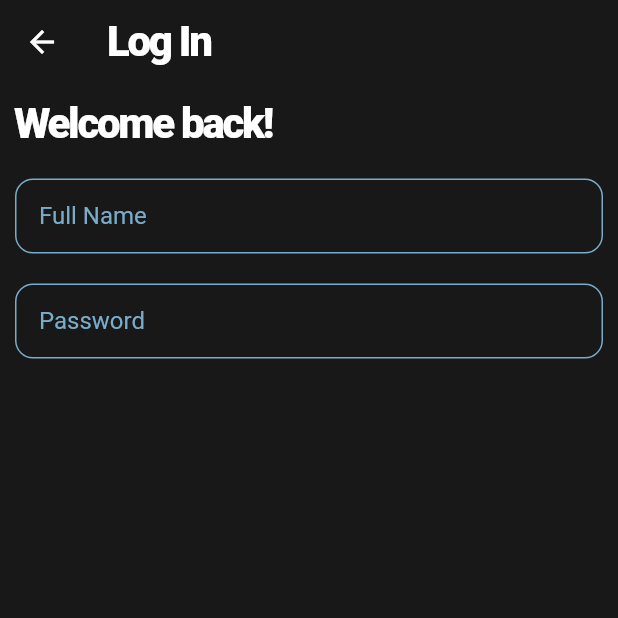
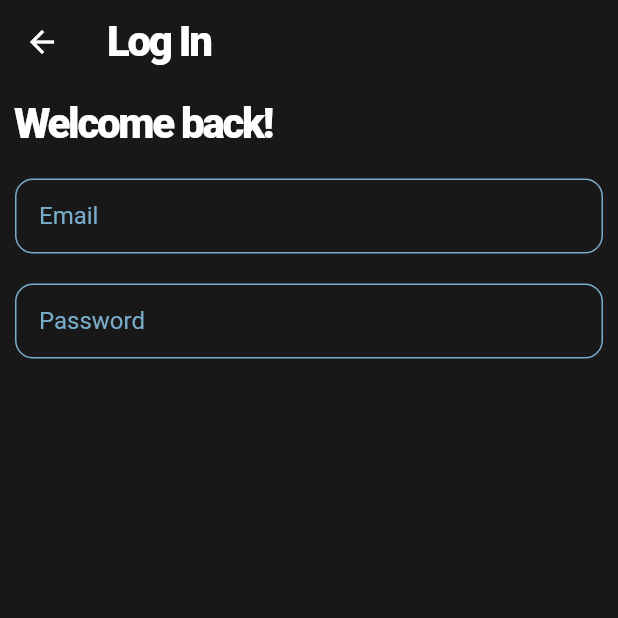
Before and after one commit to dnrm/hackathon, a Flutter app: the screen it shows after launch, after a tap on "Already have an account ?", on a phone screen of 412 x 824 dp, the top half of it. Run offline on Flutter 3.47's test engine with Material 2 defaults, Android fonts, the phone set to English and light mode, and no system bars; our stand-ins replace firebase_auth, firebase_core; accounts and stored records are empty.

Commit message:
:sparkles: Added input controllers to login page

```diff
--- a/lib/pages/welcome/login.dart
+++ b/lib/pages/welcome/login.dart
@@ -9,6 +9,14 @@ class LoginPage extends StatefulWidget {
 }
 
 class _LoginPageState extends State<LoginPage> {
+  final emailController = TextEditingController();
+  final passwordController = TextEditingController();
+
+  void _logIn() {
+    print("Email: ${emailController.text}");
+    print("Password: ${passwordController.text}");
+  }
+
   @override
   Widget build(BuildContext context) {
     return Scaffold(
@@ -51,13 +59,14 @@ class _LoginPageState extends State<LoginPage> {
                   color: const Color(0xFF78ACC9),
                 ),
               ),
-              child: const TextField(
-                style: TextStyle(
+              child: TextField(
+                controller: emailController,
+                style: const TextStyle(
                   color: Colors.white,
                 ),
-                decoration: InputDecoration(
+                decoration: const InputDecoration(
                   border: InputBorder.none,
-                  hintText: "Full Name",
+                  hintText: "Email",
                   hintStyle: TextStyle(
                     color: Color(
                       0xFF78ACC9,
@@ -78,11 +87,12 @@ class _LoginPageState extends State<LoginPage> {
                   color: const Color(0xFF78ACC9),
                 ),
               ),
-              child: const TextField(
-                style: TextStyle(
+              child: TextField(
+                controller: passwordController,
+                style: const TextStyle(
                   color: Colors.white,
                 ),
-                decoration: InputDecoration(
+                decoration: const InputDecoration(
                   border: InputBorder.none,
                   hintText: "Password",
                   hintStyle: TextStyle(
@@ -103,6 +113,7 @@ class _LoginPageState extends State<LoginPage> {
                 ),
                 child: Center(
                   child: TextButton(
+                    onPressed: _logIn,
                     child: const Text(
                       'Login',
                       style: TextStyle(
@@ -110,7 +121,6 @@ class _LoginPageState extends State<LoginPage> {
                           color: Colors.white,
                           fontWeight: FontWeight.bold),
                     ),
-                    onPressed: () {},
                   ),
                 ),
               ),
```
